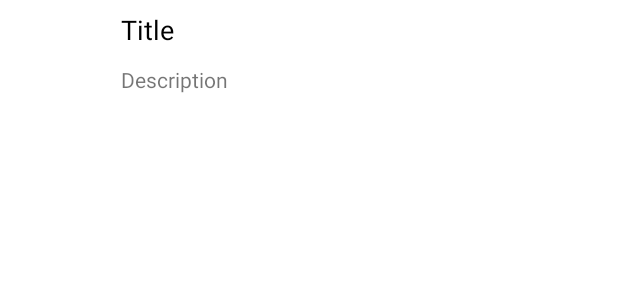
After one commit to hestyle/book_stadium_online_app, an Android app: the layout item_stadium_category_recyclerview.xml on its own in the app's theme, with its tools: preview values and no code run, on a phone screen of 412 x 824 dp. The commit adds this screen. Shown: the top 300 px of the screen. Run offline under Robolectric (Android 15) with nearby library versions, the phone set to English and light mode, and no system bars.

Commit message:
feat：完成“所有场馆分类”页面的绘制

```diff
--- a/app/build.gradle
+++ b/app/build.gradle
@@ -47,4 +47,5 @@ dependencies {
     implementation 'com.github.bumptech.glide:glide:4.7.1'
     annotationProcessor 'com.github.bumptech.glide:compiler:4.7.1'
     implementation 'com.youth.banner:banner:1.4.10'
+    implementation 'com.scwang.smartrefresh:SmartRefreshLayout:1.0.3'
 }
--- a/app/src/main/AndroidManifest.xml
+++ b/app/src/main/AndroidManifest.xml
@@ -14,7 +14,8 @@
         android:roundIcon="@drawable/logo"
         android:supportsRtl="true"
         android:theme="@style/Theme.Book_stadium_online_app">
-        <activity android:name=".ui.book.BannerItemDetailActivity"></activity>
+        <activity android:name=".ui.book.StadiumCategoryListActivity"></activity>
+        <activity android:name=".ui.book.BannerItemDetailActivity" />
         <activity android:name=".ui.my.setting.ServerSettingActivity" />
         <activity android:name=".ui.my.setting.SettingActivity" />
         <activity android:name=".RegisterActivity" />
--- a/app/src/main/res/layout/fragment_book.xml
+++ b/app/src/main/res/layout/fragment_book.xml
@@ -32,6 +32,7 @@
                 android:layout_marginVertical="10dp"/>
 
             <androidx.constraintlayout.widget.ConstraintLayout
+                android:id="@+id/stadiumCategoryTitleConstraintLayout"
                 android:layout_width="match_parent"
                 android:layout_height="50dp" >
 
--- /dev/null
+++ b/app/src/main/res/layout/item_stadium_category_recyclerview.xml
@@ -0,0 +1,39 @@
+<?xml version="1.0" encoding="utf-8"?>
+<androidx.constraintlayout.widget.ConstraintLayout xmlns:android="http://schemas.android.com/apk/res/android"
+    xmlns:app="http://schemas.android.com/apk/res-auto"
+    xmlns:tools="http://schemas.android.com/tools"
+    android:layout_width="match_parent"
+    android:layout_height="70dp"
+    android:layout_marginHorizontal="15dp">
+
+    <ImageView
+        android:id="@+id/stadiumCategoryImageView"
+        android:layout_width="55dp"
+        android:layout_height="55dp"
+        app:layout_constraintTop_toTopOf="parent"
+        app:layout_constraintBottom_toBottomOf="parent"
+        app:layout_constraintStart_toStartOf="parent"/>
+
+    <TextView
+        android:id="@+id/stadiumCategoryTitleTextView"
+        android:layout_width="wrap_content"
+        android:layout_height="wrap_content"
+        android:maxWidth="200dp"
+        android:layout_marginLeft="10dp"
+        app:layout_constraintTop_toTopOf="@id/stadiumCategoryImageView"
+        app:layout_constraintStart_toEndOf="@id/stadiumCategoryImageView"
+        android:text="Title"
+        android:textSize="18dp"
+        android:textColor="@color/black"/>
+
+    <TextView
+        android:id="@+id/stadiumCategoryDescriptionTextView"
+        android:layout_width="wrap_content"
+        android:layout_height="wrap_content"
+        android:layout_marginLeft="10dp"
+        android:lines="1"
+        app:layout_constraintBottom_toBottomOf="@id/stadiumCategoryImageView"
+        app:layout_constraintStart_toEndOf="@id/stadiumCategoryImageView"
+        android:text="Description" />
+
+</androidx.constraintlayout.widget.ConstraintLayout>
```
Also changed, not shown: app/src/main/java/cn/edu/hestyle/bookstadiumonline/ui/book/BookFragment.java (+6 -1 lines), app/src/main/java/cn/edu/hestyle/bookstadiumonline/ui/book/StadiumCategoryListActivity.java (added, +223 -0 lines), app/src/main/res/layout/activity_stadium_category_list.xml (added, +41 -0 lines).
